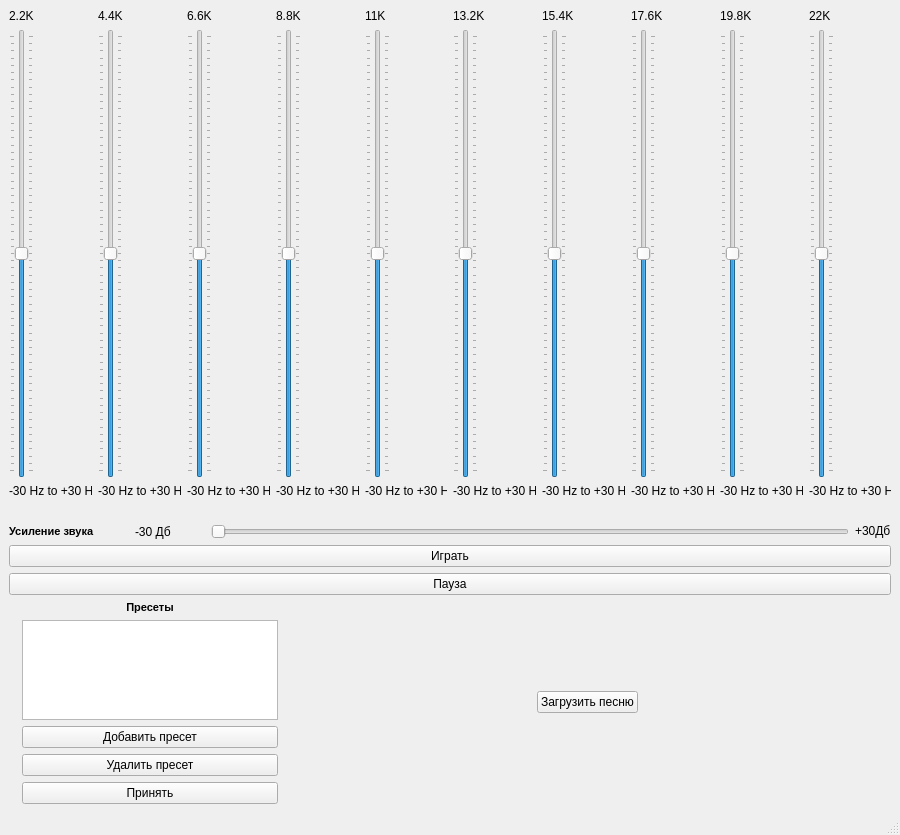
This is static/main_window.ui in Rhombus-H/lyceum_equalizer as Qt 5 draws it before an edit. The edited form follows.
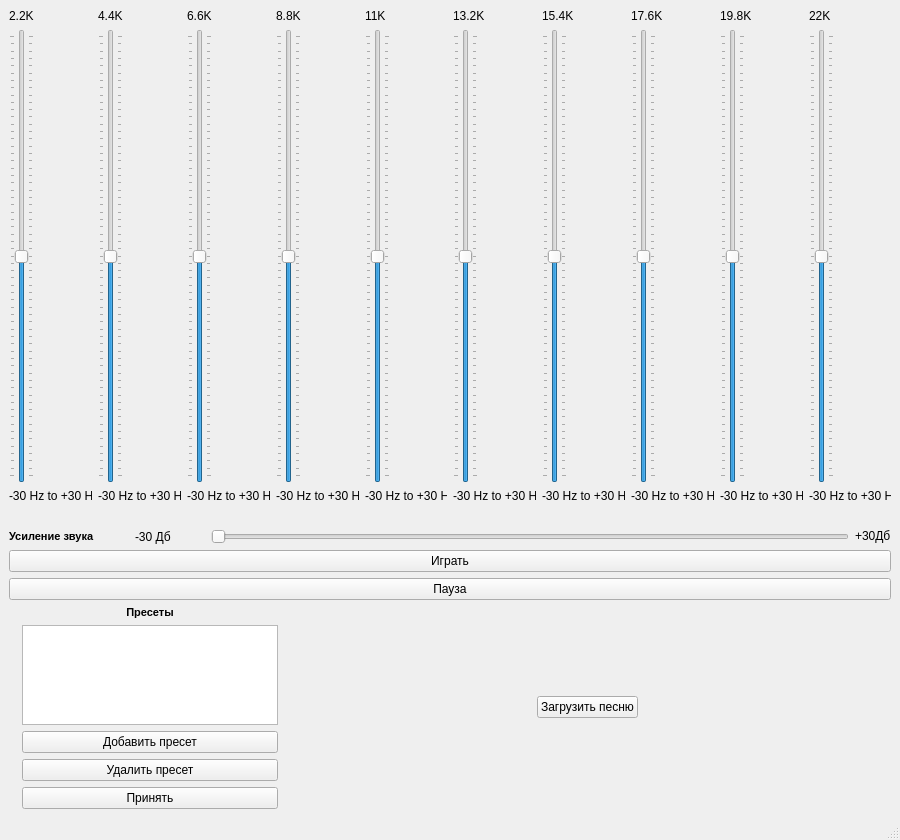
This is the edited form. Icons and pictures are not drawn.

Commit message: Картинка работает! + почистила pep8, где это можно было

```diff
--- a/static/main_window.ui
+++ b/static/main_window.ui
@@ -7,7 +7,7 @@
     <x>0</x>
     <y>0</y>
     <width>900</width>
-    <height>835</height>
+    <height>840</height>
    </rect>
   </property>
   <property name="minimumSize">
```
The commit also changes 1 other file.
